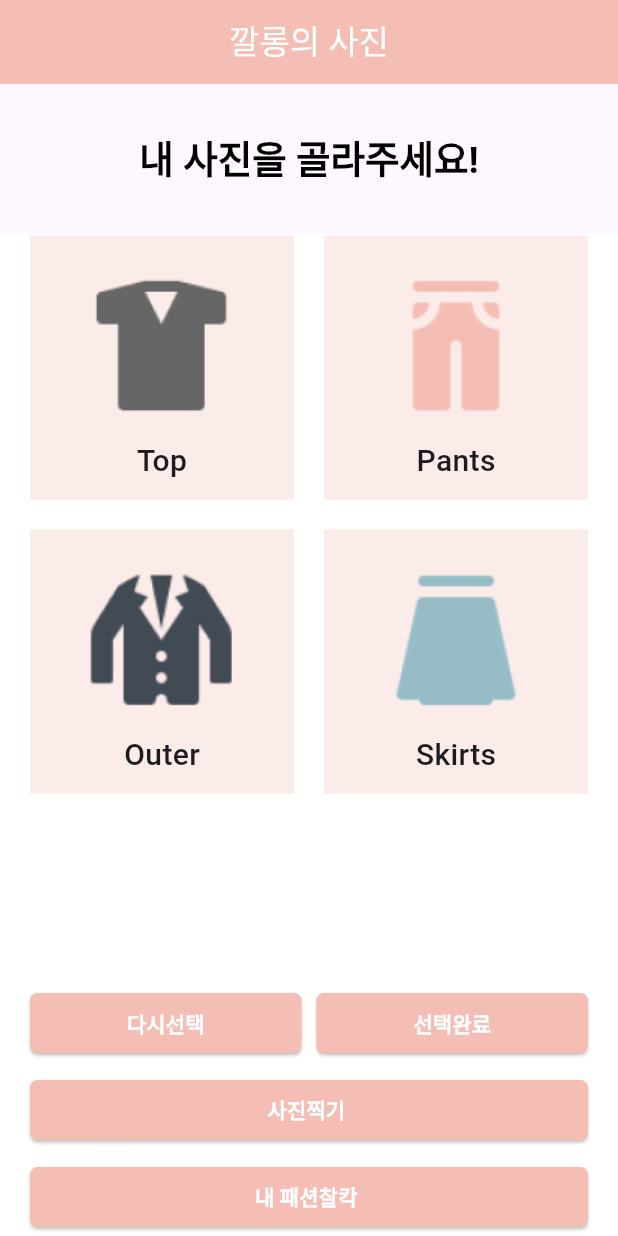
After one commit to keystore2077/SSAFY_kkalong, a Flutter app: the ChoicePicture screen opened directly, on a phone screen of 412 x 824 dp. The commit adds this screen. Run offline on Flutter 3.47's test engine with Material 3 defaults, Android fonts, the phone set to English and light mode, and no system bars; our stand-ins replace image_picker.

Commit message:
사진선택

```diff
--- /dev/null
+++ b/frontend/lib/avata/choicepicture.dart
@@ -0,0 +1,342 @@
+// import 'package:flutter/material.dart';
+// // import 'package:flutter_mycloset/category/categoryselect.dart';
+
+// class ChoicePicture extends StatefulWidget {
+//   const ChoicePicture({
+//     super.key,
+//     this.storage,
+//   });
+
+//   final storage;
+
+//   @override
+//   State<ChoicePicture> createState() => ChoicePictureState();
+// }
+
+// class ChoicePictureState extends State<ChoicePicture> {
+//   @override
+//   void initState() {
+//     super.initState();
+//     // 초기화 작업 수행
+//   }
+
+//   final savecloset = {
+//     "list": [
+//       {"image": "Assets/Image/TShirt.png", "name": "Top"},
+//       {"image": "Assets/Image/Pants.png", "name": "Pants"},
+//       {"image": "Assets/Image/Suit.png", "name": "Outer"},
+//       {"image": "Assets/Image/Skirt.png", "name": "Skirts"},
+//     ]
+//   };
+
+//   @override
+//   Widget build(BuildContext context) {
+//     return Scaffold(
+//       backgroundColor: const Color.fromARGB(255, 255, 255, 254),
+//       body: CustomScrollView(
+//         slivers: <Widget>[
+//           const SliverAppBar(
+//             backgroundColor: Color(0xFFF5BEB5),
+//             expandedHeight: 55.0,
+//             floating: true,
+//             pinned: true,
+//             title: Text(
+//               '깔롱의 사진',
+//               style: TextStyle(color: Colors.white),
+//             ),
+//             centerTitle: true,
+//             elevation: 0,
+//             leading: Text(''),
+//           ),
+//           SliverList(
+//             delegate: SliverChildListDelegate(
+//               [
+//                 AppBar(
+//                   toolbarHeight: 100,
+//                   // leading: IconButton(
+//                   //   icon: const Icon(Icons.arrow_back_ios_outlined),
+//                   //   onPressed: () {},
+//                   // ),
+//                   // backgroundColor: const Color.fromARGB(255, 251, 235, 233),
+//                   centerTitle: true,
+//                   title: const Text(
+//                     '내 사진을 골라주세요!',
+//                     style: TextStyle(
+//                         fontSize: 25,
+//                         color: Color.fromARGB(255, 0, 0, 0),
+//                         fontWeight: FontWeight.w600),
+//                   ),
+//                 )
+//               ],
+//             ),
+//           ),
+//           SliverPadding(
+//             padding: const EdgeInsets.fromLTRB(20, 1, 20, 0),
+//             sliver: SliverGrid(
+//               gridDelegate: const SliverGridDelegateWithFixedCrossAxisCount(
+//                 crossAxisCount: 2,
+//                 crossAxisSpacing: 20.0,
+//                 mainAxisSpacing: 20.0,
+//               ),
+//               delegate: SliverChildBuilderDelegate(
+//                 (BuildContext context, int index) {
+//                   final item = savecloset['list']?[index];
+//                   if (item == null) {
+//                     return const SizedBox(); // 빈 위젯 반환
+//                   }
+//                   return GestureDetector(
+//                     onTap: () {},
+//                     child: Container(
+//                       color: const Color.fromARGB(
+//                           255, 251, 235, 233), // "점선"의 색상입니다.
+//                       child: Column(
+//                         mainAxisAlignment: MainAxisAlignment.center,
+//                         children: <Widget>[
+//                           Image.asset(
+//                             item["image"] ?? "Assets/Image/logo.png",
+//                             height: 125,
+//                             width: 180,
+//                           ),
+//                           Text(
+//                             item["name"] ?? "Unknown",
+//                             style: const TextStyle(
+//                               fontSize: 20,
+//                               fontWeight: FontWeight.w500,
+//                             ),
+//                           ),
+//                         ],
+//                       ),
+//                     ),
+//                   );
+//                 },
+//                 childCount: savecloset['list']?.length ?? 0,
+//               ),
+//             ),
+//           ),
+//         ],
+//       ),
+//     );
+//   }
+// }
+
+import 'package:flutter/material.dart';
+import 'package:image_picker/image_picker.dart';
+
+// import 'package:flutter_mycloset/category/categoryselect.dart';
+
+class ChoicePicture extends StatefulWidget {
+  const ChoicePicture({
+    super.key,
+    this.storage,
+  });
+
+  final storage;
+
+  @override
+  State<ChoicePicture> createState() => ChoicePictureState();
+}
+
+class ChoicePictureState extends State<ChoicePicture> {
+  @override
+  void initState() {
+    super.initState();
+    // 초기화 작업 수행
+  }
+
+  final savecloset = {
+    "list": [
+      {"image": "Assets/Image/TShirt.png", "name": "Top"},
+      {"image": "Assets/Image/Pants.png", "name": "Pants"},
+      {"image": "Assets/Image/Suit.png", "name": "Outer"},
+      {"image": "Assets/Image/Skirt.png", "name": "Skirts"},
+    ]
+  };
+
+  @override
+  Widget build(BuildContext context) {
+    return Scaffold(
+      backgroundColor: const Color.fromARGB(255, 255, 255, 254),
+      body: CustomScrollView(
+        slivers: <Widget>[
+          const SliverAppBar(
+            backgroundColor: Color(0xFFF5BEB5),
+            expandedHeight: 55.0,
+            floating: true,
+            pinned: true,
+            title: Text(
+              '깔롱의 사진',
+              style: TextStyle(color: Colors.white),
+            ),
+            centerTitle: true,
+            elevation: 0,
+            leading: Text(''),
+          ),
+          SliverList(
+            delegate: SliverChildListDelegate(
+              [
+                AppBar(
+                  toolbarHeight: 100,
+                  centerTitle: true,
+                  title: const Text(
+                    '내 사진을 골라주세요!',
+                    style: TextStyle(
+                      fontSize: 25,
+                      color: Color.fromARGB(255, 0, 0, 0),
+                      fontWeight: FontWeight.w600,
+                    ),
+                  ),
+                )
+              ],
+            ),
+          ),
+          SliverPadding(
+            padding: const EdgeInsets.fromLTRB(20, 1, 20, 0),
+            sliver: SliverGrid(
+              gridDelegate: const SliverGridDelegateWithFixedCrossAxisCount(
+                crossAxisCount: 2,
+                crossAxisSpacing: 20.0,
+                mainAxisSpacing: 20.0,
+              ),
+              delegate: SliverChildBuilderDelegate(
+                (BuildContext context, int index) {
+                  final item = savecloset['list']?[index];
+                  if (item == null) {
+                    return const SizedBox(); // 빈 위젯 반환
+                  }
+                  return GestureDetector(
+                    onTap: () {},
+                    child: Container(
+                      color: const Color.fromARGB(255, 251, 235, 233),
+                      child: Column(
+                        mainAxisAlignment: MainAxisAlignment.center,
+                        children: <Widget>[
+                          Image.asset(
+                            item["image"] ?? "Assets/Image/logo.png",
+                            height: 125,
+                            width: 180,
+                          ),
+                          Text(
+                            item["name"] ?? "Unknown",
+                            style: const TextStyle(
+                              fontSize: 20,
+                              fontWeight: FontWeight.w500,
+                            ),
+                          ),
+                        ],
+                      ),
+                    ),
+                  );
+                },
+                childCount: savecloset['list']?.length ?? 0,
+              ),
+            ),
+          ),
+        ],
+      ),
+      bottomNavigationBar: Padding(
+        padding: const EdgeInsets.fromLTRB(20, 2, 20, 2),
+        child: Column(
+          mainAxisSize: MainAxisSize.min,
+          children: [
+            Row(
+              mainAxisAlignment: MainAxisAlignment.spaceEvenly,
+              children: [
+                Expanded(
+                  child: ElevatedButton(
+                    onPressed: () {},
+                    style: ElevatedButton.styleFrom(
+                      backgroundColor: const Color(0xFFF5BEB5),
+                      shape: RoundedRectangleBorder(
+                        borderRadius: BorderRadius.circular(5.0),
+                      ),
+                    ),
+                    child: const Text(
+                      '다시선택',
+                      style: TextStyle(
+                        color: Colors.white,
+                        fontWeight: FontWeight.w700,
+                      ),
+                    ),
+                  ),
+                ),
+                const SizedBox(width: 10),
+                Expanded(
+                  child: ElevatedButton(
+                    onPressed: () {},
+                    style: ElevatedButton.styleFrom(
+                      backgroundColor: const Color(0xFFF5BEB5),
+                      shape: RoundedRectangleBorder(
+                        borderRadius: BorderRadius.circular(5.0),
+                      ),
+                    ),
+                    child: const Text(
+                      '선택완료',
+                      style: TextStyle(
+                        color: Colors.white,
+                        fontWeight: FontWeight.w700,
+                      ),
+                    ),
+                  ),
+                ),
+              ],
+            ),
+            const SizedBox(height: 10),
+            SizedBox(
+                width: 400,
+                child: ElevatedButton(
+                  onPressed: () async {
+                    final ImagePicker picker = ImagePicker();
+                    final XFile? image =
+                        await picker.pickImage(source: ImageSource.camera);
+
+                    if (image != null) {
+                      // 이미지가 선택되면 처리할 작업을 여기에 추가합니다.
+                    }
+                  },
+                  style: ElevatedButton.styleFrom(
+                    backgroundColor: const Color(0xFFF5BEB5),
+                    shape: RoundedRectangleBorder(
+                      borderRadius: BorderRadius.circular(5.0),
+                    ),
+                  ),
+                  child: const Text(
+                    '사진찍기 ',
+                    style: TextStyle(
+                      color: Colors.white,
+                      fontWeight: FontWeight.w700,
+                    ),
+                  ),
+                )),
+            const SizedBox(height: 10),
+            SizedBox(
+                width: 400,
+                child: ElevatedButton(
+                  onPressed: () async {
+                    final ImagePicker picker = ImagePicker();
+                    final XFile? image =
+                        await picker.pickImage(source: ImageSource.camera);
+
+                    if (image != null) {
+                      // 이미지가 선택되면 처리할 작업을 여기에 추가합니다.
+                    }
+                  },
+                  style: ElevatedButton.styleFrom(
+                    backgroundColor: const Color(0xFFF5BEB5),
+                    shape: RoundedRectangleBorder(
+                      borderRadius: BorderRadius.circular(5.0),
+                    ),
+                  ),
+                  child: const Text(
+                    '내 패션찰칵 ',
+                    style: TextStyle(
+                      color: Colors.white,
+                      fontWeight: FontWeight.w700,
+                    ),
+                  ),
+                )),
+          ],
+        ),
+      ),
+    );
+  }
+}
--- a/frontend/lib/main.dart
+++ b/frontend/lib/main.dart
@@ -85,6 +85,7 @@
 // }
 
 import 'package:flutter/material.dart';
+import 'package:flutter_mycloset/avata/choicepicture.dart';
 import 'package:flutter_mycloset/user/mypage.dart';
 // import 'package:animated_splash_screen/animated_splash_screen.dart';
 import '../user/login.dart';
@@ -119,7 +120,7 @@ class _MainState extends State<Main> {
           body: SafeArea(
             child: TabBarView(
               children: [
-                NamPage(),
+                ChoicePicture(),
                 CategoryPage(),
                 ClosetDetail(),
                 LogIn(),
```
Also changed, not shown: frontend/lib/category/category.dart (+8 -3 lines), frontend/lib/category/categoryselect.dart (added, +145 -0 lines).
